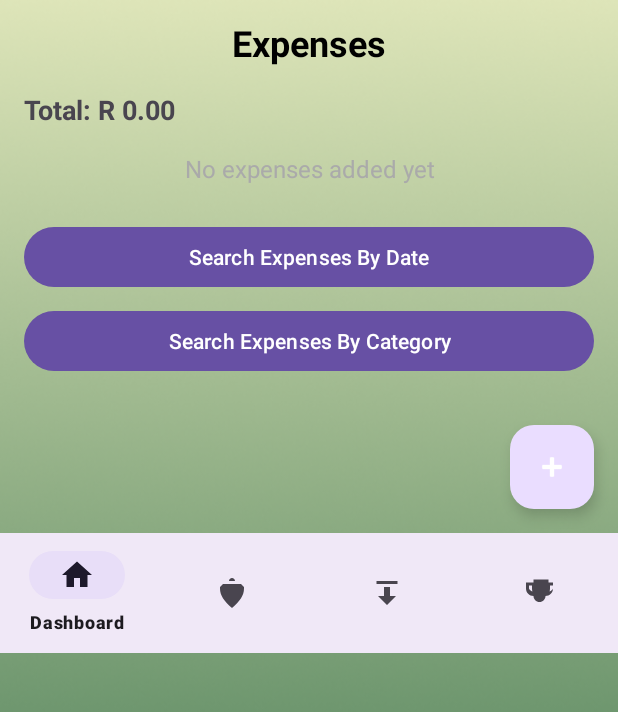
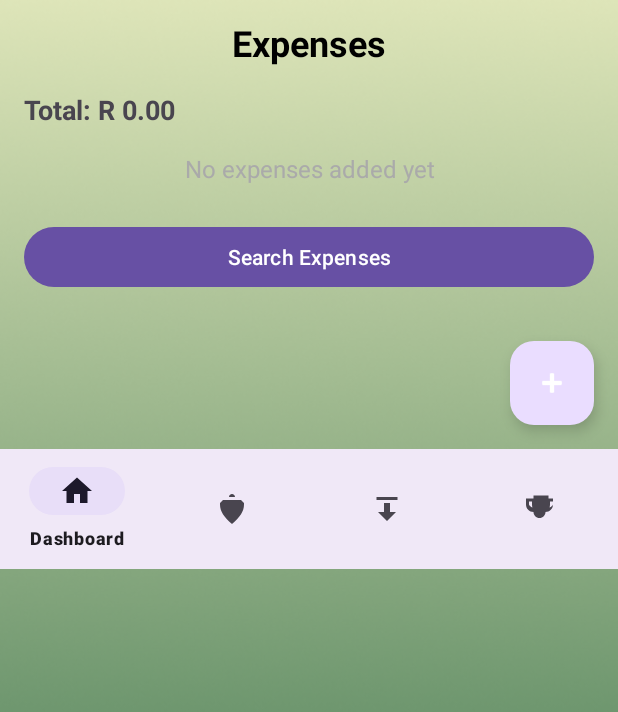
Before and after one commit to VCCT-PROG7313-2025-G2/KasiSave.ST10312227.POE, an Android app: the ExpensesActivity screen opened directly, with no data from a screen before it, on a phone screen of 412 x 824 dp, the part 149-861 px from its top. Run offline under Robolectric (Android 15) with nearby library versions, the phone set to English and light mode, and no system bars; our stand-ins replace Room's generated code; Roboto replaces fonts that are not available here.

Commit message:
combined search expenses by t=date period and category

```diff
--- a/app/src/main/java/com/example/kasisave/AddExpenseActivity.kt
+++ b/app/src/main/java/com/example/kasisave/AddExpenseActivity.kt
@@ -172,7 +172,7 @@ class AddExpenseActivity : AppCompatActivity() {
         }
 
         val expense = Expense(
-            date = date,
+            dateMillis = date,
             startTime = startTime,
             endTime = endTime,
             description = description,
--- a/app/src/main/java/com/example/kasisave/ExpensesActivity.kt
+++ b/app/src/main/java/com/example/kasisave/ExpensesActivity.kt
@@ -40,7 +40,7 @@ class ExpensesActivity : AppCompatActivity() {
         addExpenseButton = findViewById(R.id.addExpenseButton)
         searchByDateButton = findViewById(R.id.btnSearchByDate)
         bottomNavigationView = findViewById(R.id.bottomNavigationView)
-        btnSearchByCategory = findViewById(R.id.btnSearchByCategory)
+
 
         // Set up RecyclerView
         recyclerView.layoutManager = LinearLayoutManager(this)
@@ -57,10 +57,6 @@ class ExpensesActivity : AppCompatActivity() {
         addExpenseButton.setOnClickListener {
             val intent = Intent(this, AddExpenseActivity::class.java)
             startActivity(intent)
-        }
-
-        btnSearchByCategory.setOnClickListener {
-            startActivity(Intent(this, FindExpenseByCategoryActivity::class.java))
         }
 
         // Search by date button click
--- a/app/src/main/java/com/example/kasisave/data/Expense.kt
+++ b/app/src/main/java/com/example/kasisave/data/Expense.kt
@@ -8,7 +8,7 @@ data class Expense(
     @PrimaryKey(autoGenerate = true) val id: Int = 0,
     val category: String,
     val amount: Double,
-    val date: Long,
+    val dateMillis: Long,
     val startTime: String? = null,
     val endTime: String? = null,
     val description: String? = null,
--- a/app/src/main/java/com/example/kasisave/data/ExpenseAdapter.kt
+++ b/app/src/main/java/com/example/kasisave/data/ExpenseAdapter.kt
@@ -36,7 +36,7 @@ class ExpenseAdapter(private var expenses: List<Expense>) :
         val expense = expenses[position]
 
         // Set the formatted date
-        val formattedDate = dateFormatter.format(Date(expense.date))
+        val formattedDate = dateFormatter.format(Date(expense.dateMillis))
         holder.categoryTextView.text = "Category: ${expense.category}"
         holder.amountTextView.text = "Amount: R %.2f".format(expense.amount)
         holder.dateTextView.text = "Date: $formattedDate"
@@ -64,7 +64,7 @@ class ExpenseAdapter(private var expenses: List<Expense>) :
     // Method to filter expenses based on a date range (startDate and endDate in milliseconds)
     fun filterExpensesByDate(startDate: Long, endDate: Long) {
         val filteredExpenses = expenses.filter {
-            val expenseDate = it.date
+            val expenseDate = it.dateMillis
             expenseDate >= startDate && expenseDate <= endDate
         }
         expenses = filteredExpenses
--- a/app/src/main/java/com/example/kasisave/doa/ExpenseDOA.kt
+++ b/app/src/main/java/com/example/kasisave/doa/ExpenseDOA.kt
@@ -11,8 +11,12 @@ interface ExpenseDao {
     @Insert
     suspend fun insert(expense: Expense)
 
-    @Query("SELECT * FROM expenses WHERE date BETWEEN :startDate AND :endDate ORDER BY date ASC")
-    suspend fun getExpensesBetween(startDate: Long, endDate: Long): List<Expense>
+    @Query("SELECT * FROM expenses WHERE dateMillis BETWEEN :startDate AND :endDate AND category = :category ORDER BY dateMillis DESC")
+    suspend fun getExpensesByDateAndCategory(startDate: Long, endDate: Long, category: String): List<Expense>
+
+    @Query("SELECT * FROM expenses WHERE dateMillis BETWEEN :start AND :end")
+    suspend fun getExpensesBetween(start: Long, end: Long): List<Expense>
+
 
 
     @Query("SELECT * FROM expenses WHERE category = :category")
--- a/app/src/main/res/layout/activity_expenses.xml
+++ b/app/src/main/res/layout/activity_expenses.xml
@@ -75,14 +75,9 @@
             android:id="@+id/btnSearchByDate"
             android:layout_width="match_parent"
             android:layout_height="wrap_content"
-            android:text="Search Expenses By Date" />
+            android:text="Search Expenses" />
 
-        <Button
-            android:id="@+id/btnSearchByCategory"
-            android:layout_width="match_parent"
-            android:layout_height="wrap_content"
-            android:layout_marginTop="8dp"
-            android:text="Search Expenses By Category" />
+
     </LinearLayout>
 
     <!-- Floating Action Button -->
```
Also changed, not shown: app/src/main/java/com/example/kasisave/SearchExpenseByDateActivity.kt (+23 -10 lines), app/src/main/res/layout/activity_search_expense_by_date.xml (+15 -2 lines).
